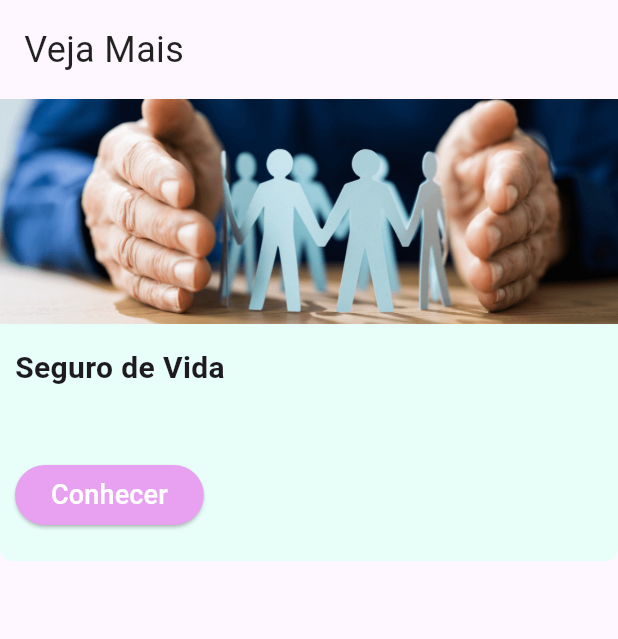
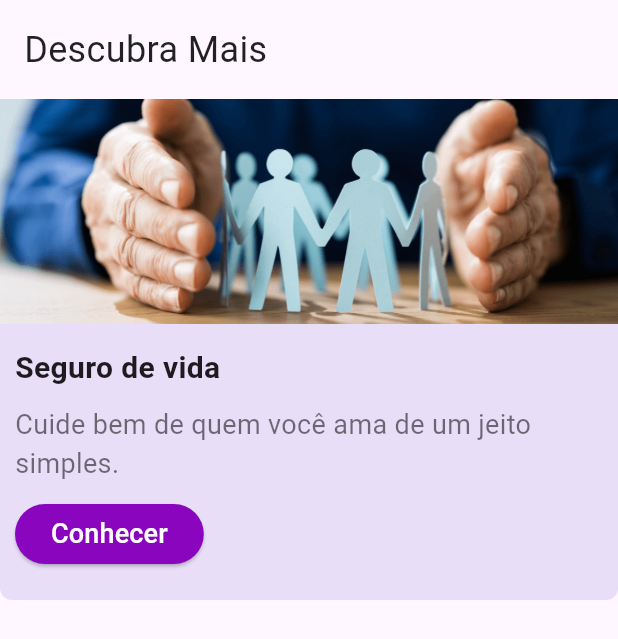
Before and after one commit to fermarino/nubank-app-flutter, a Flutter app: the DescubraMais widget shown alone on an empty page, opened directly, on a phone screen of 412 x 824 dp. Shown: the top 639 px of the screen. Run offline on Flutter 3.47's test engine with Material 3 defaults, Android fonts, the phone set to English and light mode, and no system bars.

Commit message:
fix: button

```diff
--- a/lib/secoes/cartaoCredito.dart
+++ b/lib/secoes/cartaoCredito.dart
@@ -32,7 +32,7 @@ class _CartaocreditoState extends State<CartaoCredito> {
           ),
           const SizedBox(height: 10),
           const Text(
-            "R\$ 4000",
+            "R\$ 4000,39",
             style: TextStyle(fontSize: 24),
           ),
           const SizedBox(height: 15),
@@ -46,7 +46,7 @@ class _CartaocreditoState extends State<CartaoCredito> {
             style: const ButtonStyle(
                 backgroundColor:
                     WidgetStatePropertyAll<Color>(Colors.grey)),
-            child: const Text("Renegocie",
+            child: const Text("Renegociar",
                 style: TextStyle(fontSize: 18, color: Colors.black)),
           )
         ],
--- a/lib/secoes/descubraMais.dart
+++ b/lib/secoes/descubraMais.dart
@@ -15,7 +15,7 @@ class DescubraMais extends StatelessWidget {
           const Padding(
             padding: EdgeInsets.all(16.0),
             child: Text(
-              'Veja Mais',
+              'Descubra Mais',
               style: TextStyle(
                 fontWeight: FontWeight.normal,
                 fontSize: 24,
@@ -33,7 +33,7 @@ class DescubraMais extends StatelessWidget {
           Container(
             padding: const EdgeInsets.all(10),
             decoration: const BoxDecoration(
-              color: Color(0xFFE8fEF8),
+              color: Color(0xFFE8DEF8),
               borderRadius: BorderRadius.only(
                 bottomLeft:
                     Radius.circular(8),
@@ -49,7 +49,7 @@ class DescubraMais extends StatelessWidget {
                   padding: EdgeInsets.symmetric(
                       vertical: 5.0),
                   child: Text(
-                    'Seguro de Vida',
+                    'Seguro de vida',
                     style: TextStyle(
                       fontWeight: FontWeight.bold,
                       fontSize: 20,
@@ -60,7 +60,7 @@ class DescubraMais extends StatelessWidget {
                   padding: EdgeInsets.symmetric(
                       vertical: 5.0),
                   child: Text(
-                    '',
+                    'Cuide bem de quem você ama de um jeito simples.',
                     style: TextStyle(
                       fontSize: 18,
                       color: Colors.black54,
@@ -74,7 +74,7 @@ class DescubraMais extends StatelessWidget {
                     onPressed: () {},
                     style: ElevatedButton.styleFrom(
                       foregroundColor: Colors.white,
-                      backgroundColor: const Color(0xFFE8a1F0),
+                      backgroundColor: const Color(0xFF8A05BE),
                     ),
                     child: const Text(
                       'Conhecer',
```
